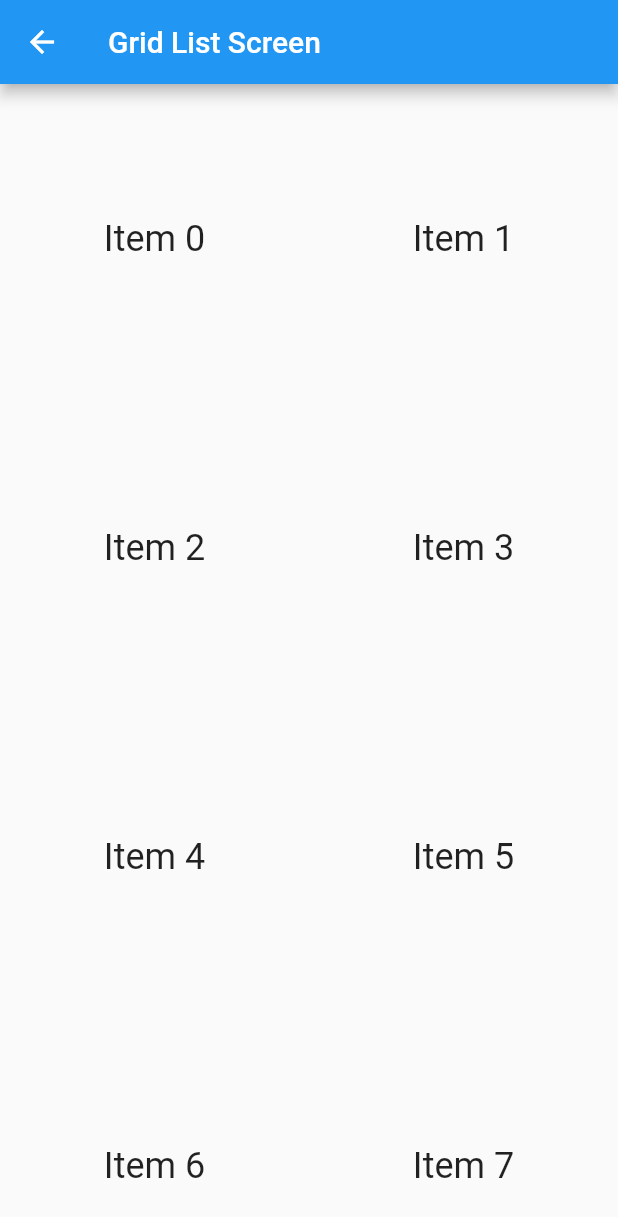
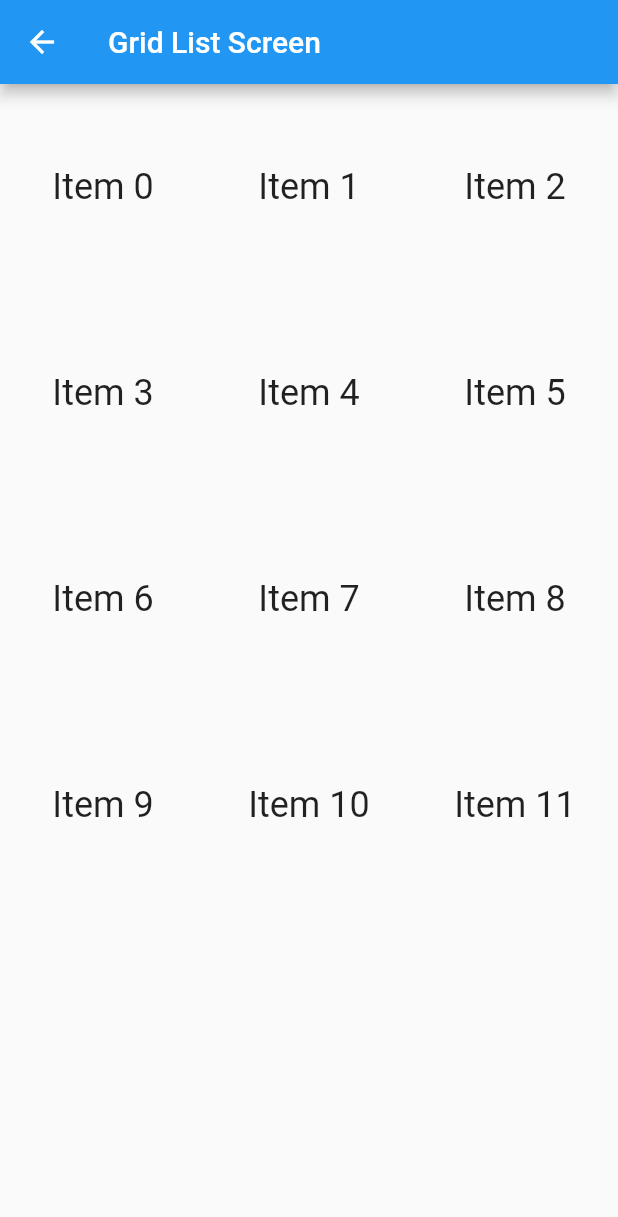
Before and after one commit to tkugimot/cookbooks_tkugimot, a Flutter app: the GridListScreen screen opened by its route, on a phone screen of 412 x 824 dp. Shown: the top 1217 px of the screen. Run offline on Flutter 3.47's test engine with Material 2 defaults, Android fonts, the phone set to English and light mode, and no system bars.

Commit message:
Change number of grid columns

```diff
--- a/lib/screens/GridListScreen.dart
+++ b/lib/screens/GridListScreen.dart
@@ -21,9 +21,9 @@ class GridListScreen extends StatelessWidget {
         body: GridView.count(
           // Create a grid with 2 columns. If you change the scrollDirection to
           // horizontal, this produces 2 rows.
-          crossAxisCount: 2,
+          crossAxisCount: 3,
           // Generate 100 widgets that display their index in the List.
-          children: List.generate(100, (index) {
+          children: List.generate(12, (index) {
             return Center(
               child: Text(
                 'Item $index',
```
